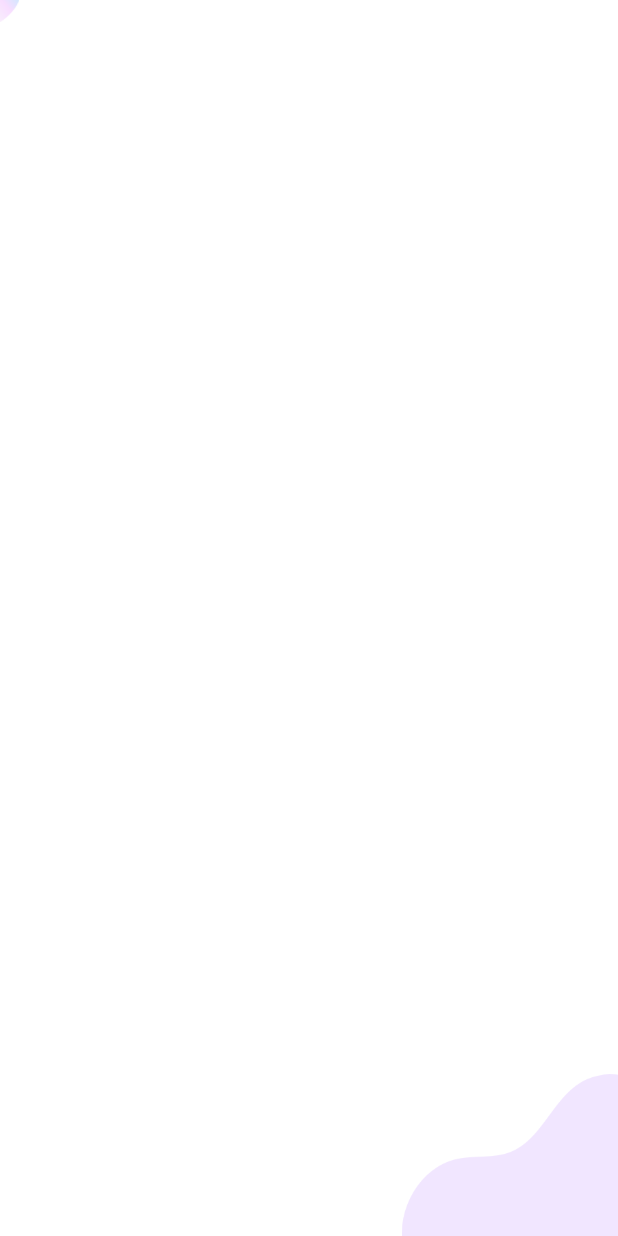
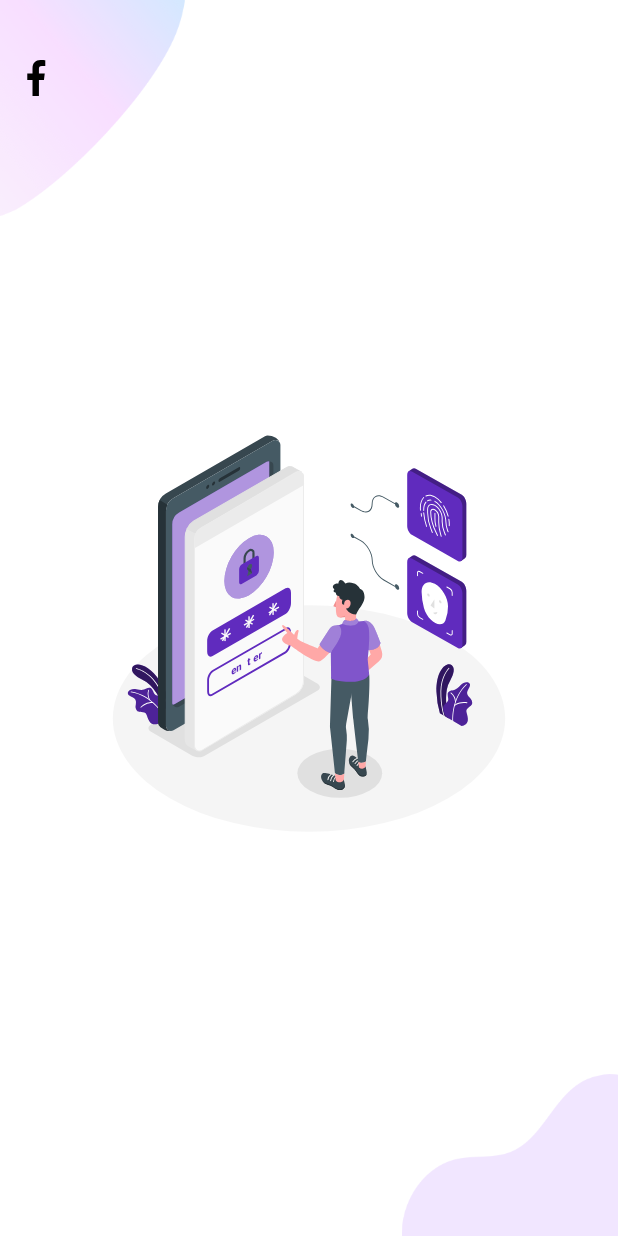
Before and after one commit to AjeemPearl/charity, a Flutter app: the OtpScreen screen opened directly, on a phone screen of 412 x 824 dp. Run offline on Flutter 3.47's test engine with Material 2 defaults, Android fonts, the phone set to English and light mode, and no system bars; our stand-ins replace flutter_svg.

Commit message:
otp screen

```diff
--- a/lib/ui/otp/otp.dart
+++ b/lib/ui/otp/otp.dart
@@ -1,22 +1,32 @@
 import'package:flutter/material.dart';
+import 'package:flutter_svg/flutter_svg.dart';
 class OtpScreen extends StatelessWidget{
   @override
   Widget build(BuildContext context) {
     Size size = MediaQuery.of(context).size;
      return Scaffold(
-       body: Stack(
+       body: SizedBox(
+         width: double.infinity,
+         height: size.height,
+         child: Stack(
+           alignment: Alignment.center,
            children: [
-           Positioned(
-             top: 0,
-             left:0,
-             child: Image.asset("assets/images/main_top.png",
-             width: size.width*.03 ,),
-           ),
+             Positioned(top:0, left: 0,
+                 child:Image.asset("assets/images/main_top.png",width:size.width*.3,) ),
+             Positioned(top:40.0, left: 12.0,
+                 child:SvgPicture.asset("assets/icons/facebook.svg",) ),
              Positioned(bottom: 0,
              right: 0,
                  child: Image.asset("assets/images/login_bottom.png",
                  width: size.width*.35),
-           )
+             ),
+             SingleChildScrollView(
+               child: Column(
+                 mainAxisAlignment: MainAxisAlignment.center,
+                 children: [
+
+               SvgPicture.asset("assets/icons/My password-amico.svg",height: size.height*0.38,),]
+             ),),
 
 
 
@@ -35,6 +45,7 @@ class OtpScreen extends StatelessWidget{
 
            ],
          ),
+       ),
      );
   }
 
```
Also changed, not shown: assets/icons/My password-amico.svg (added). Lines whose indentation alone changed are shown as unchanged.
